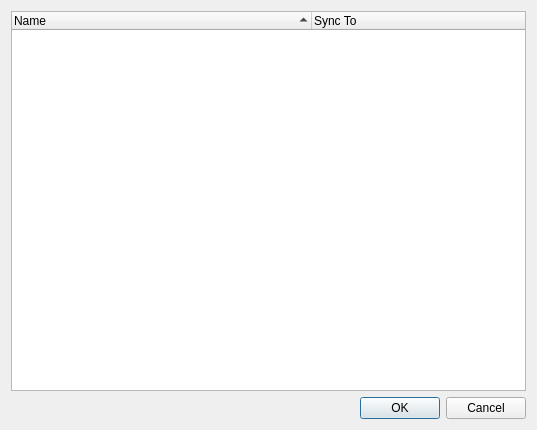
First picture: the form in source/modorganizer/src/syncoverwritedialog.ui, repository ArialSenki/MO2-Revamped, before the edit.
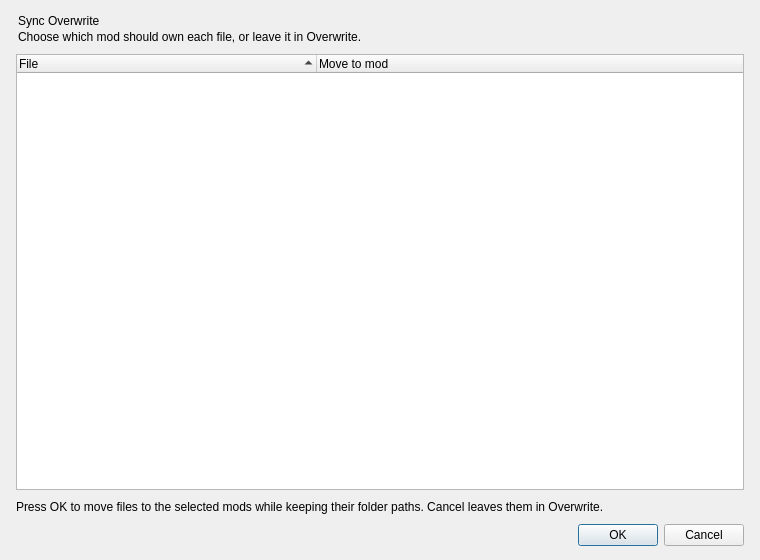
Second picture: the form after the edit.

Patch:
```diff
--- a/source/modorganizer/src/syncoverwritedialog.ui
+++ b/source/modorganizer/src/syncoverwritedialog.ui
@@ -6,14 +6,67 @@
    <rect>
     <x>0</x>
     <y>0</y>
-    <width>537</width>
-    <height>430</height>
+    <width>760</width>
+    <height>560</height>
    </rect>
   </property>
   <property name="windowTitle">
    <string>Sync Overwrite</string>
   </property>
   <layout class="QVBoxLayout" name="verticalLayout">
+   <property name="spacing">
+    <number>10</number>
+   </property>
+   <property name="leftMargin">
+    <number>16</number>
+   </property>
+   <property name="topMargin">
+    <number>14</number>
+   </property>
+   <property name="rightMargin">
+    <number>16</number>
+   </property>
+   <property name="bottomMargin">
+    <number>14</number>
+   </property>
+   <item>
+    <widget class="QWidget" name="syncHeader">
+     <layout class="QVBoxLayout" name="syncHeaderLayout">
+      <property name="spacing">
+       <number>2</number>
+      </property>
+      <property name="leftMargin">
+       <number>2</number>
+      </property>
+      <property name="topMargin">
+       <number>0</number>
+      </property>
+      <property name="rightMargin">
+       <number>2</number>
+      </property>
+      <property name="bottomMargin">
+       <number>0</number>
+      </property>
+      <item>
+       <widget class="QLabel" name="syncPageTitle">
+        <property name="text">
+         <string>Sync Overwrite</string>
+        </property>
+       </widget>
+      </item>
+      <item>
+       <widget class="QLabel" name="syncPageSubtitle">
+        <property name="text">
+         <string>Choose which mod should own each file, or leave it in Overwrite.</string>
+        </property>
+        <property name="wordWrap">
+         <bool>true</bool>
+        </property>
+       </widget>
+      </item>
+     </layout>
+    </widget>
+   </item>
    <item>
     <widget class="QTreeWidget" name="syncTree">
      <property name="sortingEnabled">
@@ -24,16 +77,26 @@
      </attribute>
      <column>
       <property name="text">
-       <string>Name</string>
+       <string>File</string>
       </property>
      </column>
      <column>
       <property name="text">
-       <string>Sync To</string>
+       <string>Move to mod</string>
       </property>
      </column>
     </widget>
    </item>
+   <item>
+    <widget class="QLabel" name="syncFooterNote">
+     <property name="text">
+      <string>Press OK to move files to the selected mods while keeping their folder paths. Cancel leaves them in Overwrite.</string>
+     </property>
+     <property name="wordWrap">
+      <bool>true</bool>
+     </property>
+    </widget>
+   </item>
    <item>
     <widget class="QDialogButtonBox" name="buttonBox">
      <property name="orientation">
```
